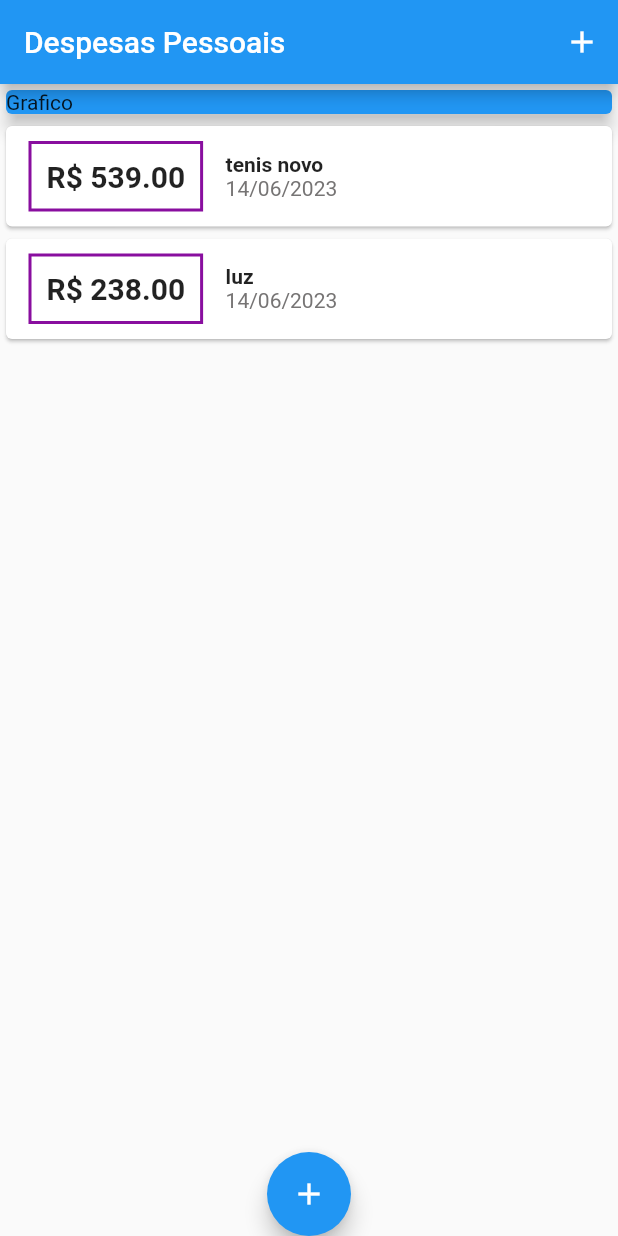
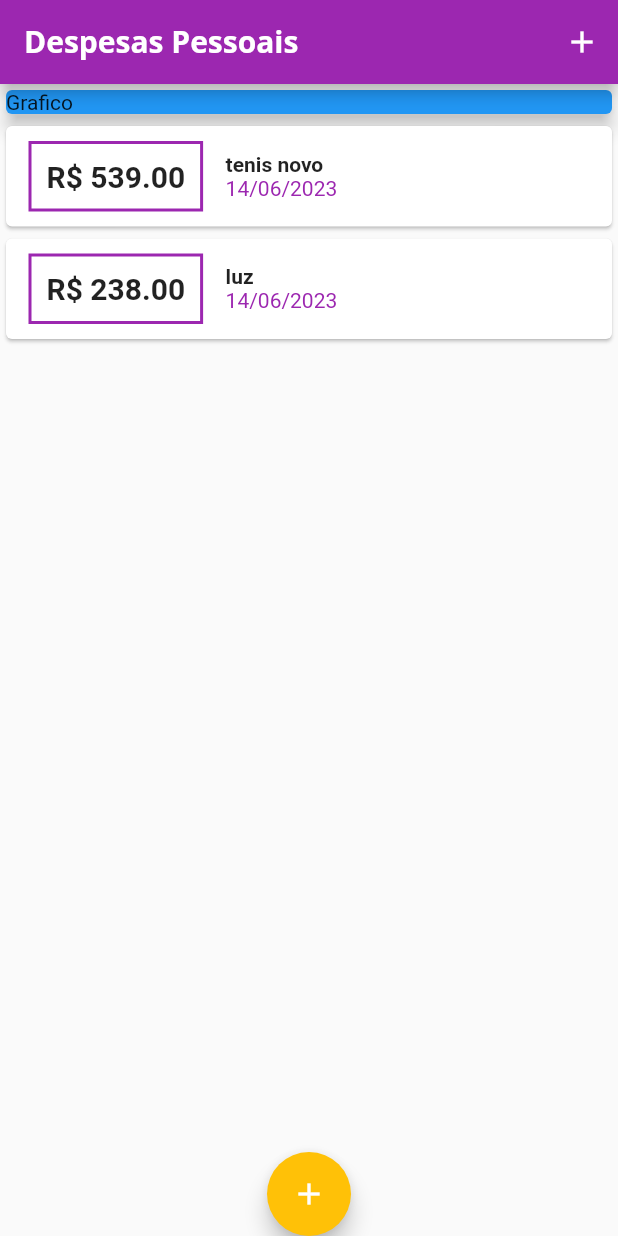
Before and after one commit to LuaDlc/expenses, a Flutter app: the screen it shows after launch, on a phone screen of 412 x 824 dp. Run offline on Flutter 3.47's test engine with Material 2 defaults, Android fonts, the phone set to English and light mode, and no system bars.

Commit message:
adiiconando theme e fonts

```diff
--- a/lib/components/transactions_list.dart
+++ b/lib/components/transactions_list.dart
@@ -30,8 +30,9 @@ class TransactionsList extends StatelessWidget {
                         horizontal: 15.0, vertical: 10.0),
                     decoration: BoxDecoration(
                       border: Border.all(
-                          color: const Color.fromARGB(255, 137, 14, 159),
-                          width: 2.0),
+                        color: Theme.of(context).colorScheme.primary,
+                        width: 2.0,
+                      ),
                     ),
                     padding: const EdgeInsets.all(10),
                     child: Text(
@@ -53,9 +54,9 @@ class TransactionsList extends StatelessWidget {
                       ),
                       Text(
                         DateFormat('dd/MM/yyyy').format(tr.date!),
-                        style: const TextStyle(
+                        style: TextStyle(
                           fontSize: 14,
-                          color: Color.fromARGB(255, 118, 116, 116),
+                          color: Theme.of(context).colorScheme.primary,
                         ),
                       ), //to string pois text recebe tipo string
                     ],
--- a/lib/main.dart
+++ b/lib/main.dart
@@ -14,7 +14,30 @@ class Expenses extends StatelessWidget {
 
   @override
   Widget build(BuildContext context) {
-    return const MaterialApp(home: MyHomePage());
+    final ThemeData tema = ThemeData();
+
+    return MaterialApp(
+      home: const MyHomePage(),
+      theme: tema.copyWith(
+          colorScheme: tema.colorScheme.copyWith(
+            primary: Colors.purple,
+            secondary: Colors.amber,
+          ),
+          textTheme: tema.textTheme.copyWith(
+            titleLarge: const TextStyle(
+              fontFamily: 'OpenSans',
+              fontSize: 18,
+              fontWeight: FontWeight.bold,
+              color: Colors.black,
+            ),
+          ),
+          appBarTheme: const AppBarTheme(
+              titleTextStyle: TextStyle(
+            fontFamily: 'OpenSans',
+            fontSize: 20,
+            fontWeight: FontWeight.bold,
+          ))),
+    );
   }
 }
 
@@ -84,7 +107,7 @@ class _MyHomePageState extends State<MyHomePage> {
           children: <Widget>[
             const SizedBox(
               child: Card(
-                color: Colors.blue,
+                color: Colors.blue, //pega a cor primaria/padrao do app definida
                 elevation: 5,
                 child: Text('Grafico'),
               ),
```
Also changed, not shown: pubspec.yaml (+11 -11 lines), assets/fonts/OpenSans-Bold.ttf (added), assets/fonts/OpenSans-Regular.ttf (added), assets/fonts/Quicksand-Bold.ttf (added), assets/fonts/Quicksand-Light.ttf (added), assets/fonts/Quicksand-Medium.ttf (added), assets/fonts/Quicksand-Regular.ttf (added).
